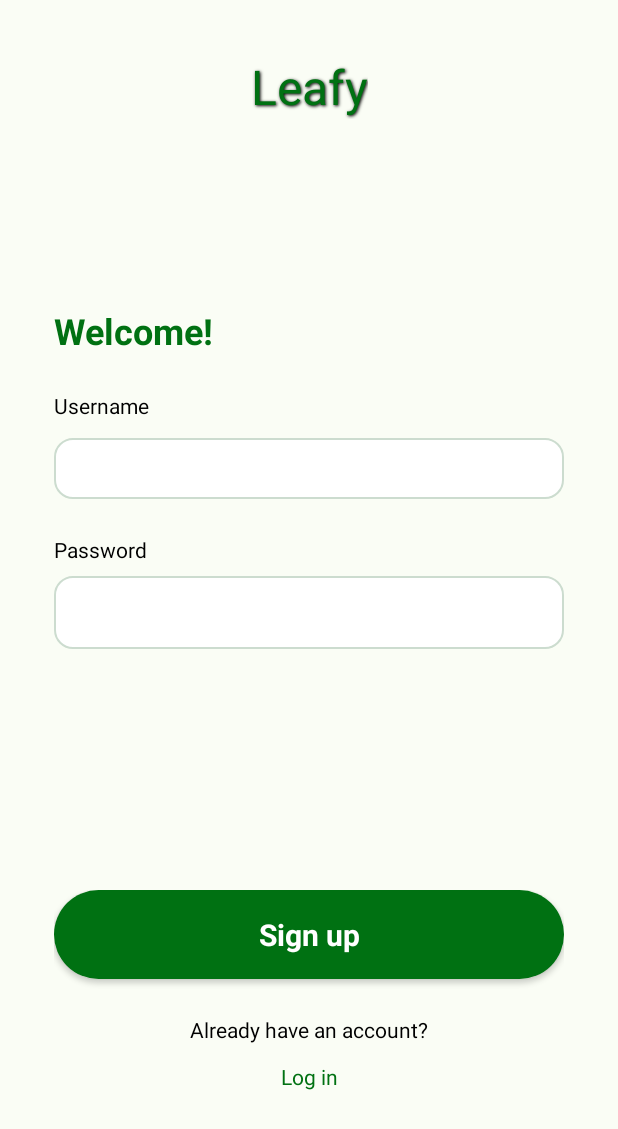
After one commit to cindyh25-zz/planter-android, an Android app: the layout activity_sign_up.xml on its own in the app's theme, with its tools: preview values and no code run, on a phone screen of 412 x 824 dp. The commit adds this screen. Shown: the top 1129 px of the screen. Run offline under Robolectric (Android 15) with nearby library versions, the phone set to English and light mode, and no system bars.

Commit message:
add UI for auth screen

```diff
--- a/app/build.gradle
+++ b/app/build.gradle
@@ -29,6 +29,9 @@ android {
     kotlinOptions {
         jvmTarget = '1.8'
     }
+    buildFeatures {
+        viewBinding true
+    }
 }
 
 dependencies {
@@ -41,6 +44,9 @@ dependencies {
 
     // Glide
     implementation 'com.github.bumptech.glide:glide:4.12.0'
+    implementation 'androidx.annotation:annotation:1.2.0'
+    implementation 'androidx.lifecycle:lifecycle-livedata-ktx:2.3.1'
+    implementation 'androidx.lifecycle:lifecycle-viewmodel-ktx:2.3.1'
     annotationProcessor 'com.github.bumptech.glide:compiler:4.12.0'
 
     implementation 'androidx.recyclerview:recyclerview:1.0.0'
--- a/app/src/main/AndroidManifest.xml
+++ b/app/src/main/AndroidManifest.xml
@@ -1,8 +1,10 @@
 <?xml version="1.0" encoding="utf-8"?>
 <manifest xmlns:android="http://schemas.android.com/apk/res/android"
     package="com.practice.planter">
+
     <uses-permission android:name="android.permission.INTERNET" />
     <uses-permission android:name="android.permission.ACCESS_NETWORK_STATE" />
+
     <application
         android:allowBackup="true"
         android:icon="@mipmap/ic_launcher"
@@ -10,7 +12,6 @@
         android:roundIcon="@mipmap/ic_launcher_round"
         android:supportsRtl="true"
         android:theme="@style/Theme.Planter">
-
         <activity
             android:name=".SinglePlantActivity"
             android:exported="true" />
--- /dev/null
+++ b/app/src/main/java/com/practice/planter/SignUpActivity.kt
@@ -0,0 +1,11 @@
+package com.practice.planter
+
+import androidx.appcompat.app.AppCompatActivity
+import android.os.Bundle
+
+class SignUpActivity : AppCompatActivity() {
+    override fun onCreate(savedInstanceState: Bundle?) {
+        super.onCreate(savedInstanceState)
+        setContentView(R.layout.activity_sign_up)
+    }
+}
--- /dev/null
+++ b/app/src/main/res/layout/activity_sign_up.xml
@@ -0,0 +1,46 @@
+<?xml version="1.0" encoding="utf-8"?>
+<androidx.constraintlayout.widget.ConstraintLayout xmlns:android="http://schemas.android.com/apk/res/android"
+    xmlns:app="http://schemas.android.com/apk/res-auto"
+    xmlns:tools="http://schemas.android.com/tools"
+    android:layout_width="match_parent"
+    android:layout_height="match_parent"
+    tools:context=".SignUpActivity">
+
+    <TextView
+        android:layout_width="wrap_content"
+        android:layout_height="wrap_content"
+        android:id="@+id/appTitle"
+        android:text="@string/app_name"
+        style="@style/Supertitle"
+        android:textColor="@color/green_dark"
+        app:layout_constraintTop_toTopOf="parent"
+        app:layout_constraintStart_toStartOf="parent"
+        app:layout_constraintEnd_toEndOf="parent"
+        android:layout_marginTop="@dimen/grid_9x"
+        />
+
+    <include
+        layout="@layout/auth_form"
+        android:id="@+id/authForm"
+        android:layout_height="wrap_content"
+        android:layout_width="match_parent"
+        app:layout_constraintTop_toBottomOf="@id/appTitle"
+        app:layout_constraintBottom_toTopOf="@id/authButtonGroup"
+        app:layout_constraintStart_toStartOf="parent"
+        app:layout_constraintEnd_toEndOf="parent"
+        />
+
+    <include
+        android:id="@+id/authButtonGroup"
+        layout="@layout/auth_button_group"
+        android:layout_width="match_parent"
+        android:layout_height="wrap_content"
+        android:layout_marginTop="@dimen/grid_9x"
+        app:layout_constraintBottom_toBottomOf="parent"
+        app:layout_constraintEnd_toEndOf="parent"
+        app:layout_constraintHorizontal_bias="1.0"
+        app:layout_constraintStart_toStartOf="parent"
+        app:layout_constraintTop_toBottomOf="@id/authForm"
+        app:layout_constraintVertical_bias="0.7" />
+
+</androidx.constraintlayout.widget.ConstraintLayout>
--- /dev/null
+++ b/app/src/main/res/layout/auth_button_group.xml
@@ -0,0 +1,52 @@
+<?xml version="1.0" encoding="utf-8"?>
+<androidx.constraintlayout.widget.ConstraintLayout xmlns:android="http://schemas.android.com/apk/res/android"
+    android:layout_width="match_parent"
+    android:layout_height="match_parent"
+    xmlns:app="http://schemas.android.com/apk/res-auto"
+    android:paddingHorizontal="@dimen/grid_9x">
+
+    <android.widget.Button
+        android:id="@+id/authSaveButton"
+        app:layout_constraintTop_toTopOf="parent"
+        android:text="@string/sign_up_cta"
+        android:layout_width="match_parent"
+        android:layout_height="wrap_content"
+        android:padding="@dimen/grid_4x"
+        android:textColor="@color/white"
+        android:background="@drawable/button_green_background"
+        style="@style/MyButton"
+        />
+
+    <TextView
+        android:layout_width="wrap_content"
+        android:layout_height="wrap_content"
+        android:id="@+id/changeAuthText"
+        android:text="@string/log_in_label"
+        style="@style/F4"
+        app:layout_constraintTop_toBottomOf="@id/authSaveButton"
+        app:layout_constraintStart_toStartOf="parent"
+        app:layout_constraintEnd_toEndOf="parent"
+        android:layout_marginTop="@dimen/grid_6x"
+        />
+
+    <android.widget.Button
+        android:layout_width="wrap_content"
+        android:layout_height="wrap_content"
+        android:text="@string/log_in_cta"
+        android:backgroundTint="@android:color/transparent"
+        android:paddingVertical="@dimen/button_compact_padding_vertical"
+        android:paddingHorizontal="@dimen/button_compact_padding_horizontal"
+        style="@style/MyButtonStyleSmall"
+        android:textColor="@color/green_dark"
+        android:id="@+id/authSecondaryButton"
+        app:layout_constraintStart_toStartOf="parent"
+        app:layout_constraintEnd_toEndOf="parent"
+        app:layout_constraintTop_toBottomOf="@id/changeAuthText"
+        android:layout_marginTop="@dimen/grid_1x"
+        android:elevation="0dp"
+        />
+
+
+
+
+</androidx.constraintlayout.widget.ConstraintLayout>
--- /dev/null
+++ b/app/src/main/res/layout/auth_form.xml
@@ -0,0 +1,66 @@
+<?xml version="1.0" encoding="utf-8"?>
+<androidx.constraintlayout.widget.ConstraintLayout xmlns:android="http://schemas.android.com/apk/res/android"
+    android:layout_width="match_parent"
+    android:layout_height="match_parent"
+    xmlns:app="http://schemas.android.com/apk/res-auto"
+    android:padding="@dimen/grid_9x">
+
+    <TextView
+        android:layout_width="wrap_content"
+        android:layout_height="wrap_content"
+        android:id="@+id/welcome_text"
+        style="@style/TitleBold"
+        android:textColor="@color/green_dark"
+        app:layout_constraintTop_toTopOf="parent"
+        app:layout_constraintStart_toStartOf="parent"
+        android:text="@string/welcome"/>
+
+    <TextView
+        android:layout_width="wrap_content"
+        android:layout_height="wrap_content"
+        style="@style/F4"
+        android:text="@string/username"
+        android:id="@+id/usernameLabel"
+        app:layout_constraintTop_toBottomOf="@id/welcome_text"
+        app:layout_constraintStart_toStartOf="parent"
+        android:layout_marginTop="@dimen/grid_6x"
+        />
+
+    <EditText
+        android:layout_width="match_parent"
+        android:layout_height="wrap_content"
+        android:id="@+id/usernameEditText"
+        app:layout_constraintTop_toBottomOf="@id/usernameLabel"
+        app:layout_constraintStart_toStartOf="parent"
+        app:layout_constraintEnd_toEndOf="parent"
+        android:background="@drawable/input_background"
+        android:padding="@dimen/grid_2x"
+        android:layout_marginTop="@dimen/grid_3x"
+        style="@style/F3"
+        />
+
+    <TextView
+        android:layout_width="wrap_content"
+        android:layout_height="wrap_content"
+        style="@style/F4"
+        android:text="@string/password"
+        android:id="@+id/passwordLabel"
+        app:layout_constraintTop_toBottomOf="@id/usernameEditText"
+        app:layout_constraintStart_toStartOf="parent"
+        android:layout_marginTop="@dimen/grid_6x"
+        />
+
+    <EditText
+        android:layout_width="match_parent"
+        android:layout_height="wrap_content"
+        android:id="@+id/passwordEditText"
+        app:layout_constraintTop_toBottomOf="@id/passwordLabel"
+        app:layout_constraintStart_toStartOf="parent"
+        app:layout_constraintEnd_toEndOf="parent"
+        android:background="@drawable/input_background"
+        android:padding="@dimen/grid_3x"
+        android:layout_marginTop="@dimen/grid_2x"
+        style="@style/F3"
+        />
+
+    </androidx.constraintlayout.widget.ConstraintLayout>
--- a/app/src/main/res/values/dimens.xml
+++ b/app/src/main/res/values/dimens.xml
@@ -8,6 +8,7 @@
     <dimen name="grid_3x">12dp</dimen>
     <dimen name="grid_4x">16dp</dimen>
     <dimen name="grid_6x">24dp</dimen>
+    <dimen name="grid_9x">36dp</dimen>
 
     <dimen name="button_compact_padding_vertical">8dp</dimen>
     <dimen name="button_compact_padding_horizontal">10dp</dimen>
--- a/app/src/main/res/values/strings.xml
+++ b/app/src/main/res/values/strings.xml
@@ -1,6 +1,16 @@
 <resources>
-    <string name="app_name">Planter</string>
+    <string name="app_name">Leafy</string>
     <string name="home_title">Your plants</string>
+
+    <string name="welcome">Welcome!</string>
+    <string name="welcome_back">Welcome back!</string>
+    <string name="username">Username</string>
+    <string name="password">Password</string>
+    <string name="sign_up_cta">Sign up</string>
+    <string name="log_in_cta">Log in</string>
+    <string name="sign_up_label">Don\'t have an account yet?</string>
+    <string name="log_in_label">Already have an account?</string>
+
 
     <string name="all_plants">All plants</string>
     <string name="water_plant_cta">Water this plant</string>
--- a/app/src/main/res/values/styles.xml
+++ b/app/src/main/res/values/styles.xml
@@ -55,7 +55,7 @@
         <item name="android:textStyle">bold</item>
     </style>
 
-    <style name="MyButtonStyleSmall" parent="android:Widget.Button.Small">
+    <style name="MyButtonStyleSmall" parent="android:Widget.Holo.Button.Borderless.Small">
         <!-- Customizations  -->
         <item name="android:minHeight">0dp</item>
         <item name="android:minWidth">0dp</item>
@@ -63,7 +63,7 @@
         <item name="android:textStyle">normal</item>
     </style>
 
-    <style name="MyButton" parent="android:Widget.Button">
+    <style name="MyButton" parent="android:Widget.Holo.Button.Borderless">
         <!-- Customizations  -->
         <item name="android:textAllCaps">false</item>
         <item name="android:textSize">20sp</item>
```
